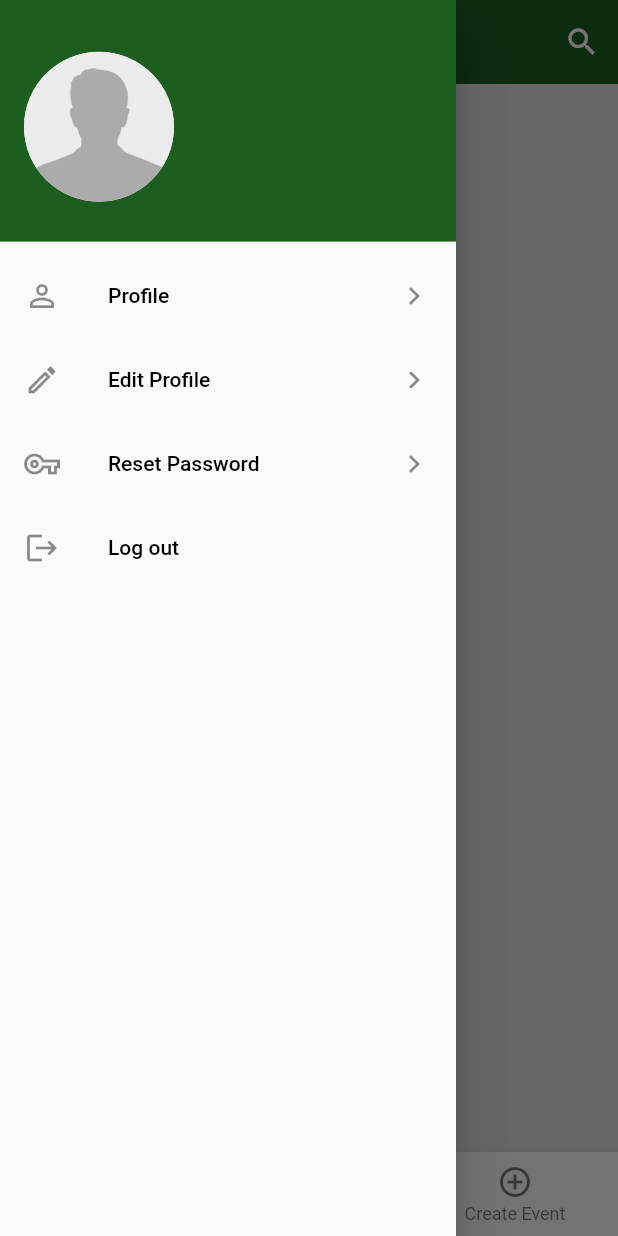
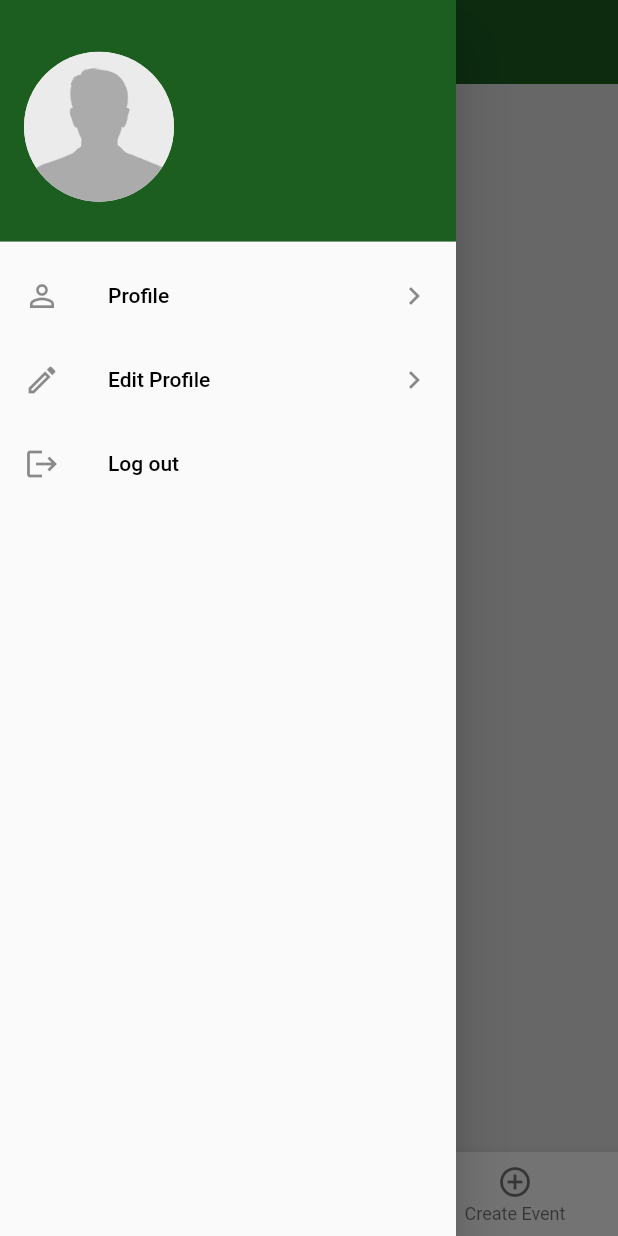
Before and after one commit to AFRIDI-2020/serve_for_society, a Flutter app: the HomePage screen opened by its route, with the side drawer open, on a phone screen of 412 x 824 dp. Run offline on Flutter 3.47's test engine with Material 2 defaults, Android fonts, the light colour scheme and no system bars; our stand-ins replace cached_network_image, cloud_firestore, expandable_text, firebase_core, firebase_storage, flutter_rating_bar and 4 more; accounts and stored records are empty.

```diff
--- a/lib/core/components/drawer.dart
+++ b/lib/core/components/drawer.dart
@@ -69,19 +69,19 @@ class CustomDrawer extends StatelessWidget {
               Icons.chevron_right,
             ),
           ),
-          ListTile(
-            onTap: () {
-              Navigator.pushNamed(context, '/confirm_password');
-            },
-            title: customText('Reset Password', Colors.black,
-                FontSize.mediumFont, FontWeight.w500),
-            leading: const Icon(
-              Icons.vpn_key_outlined,
-            ),
-            trailing: const Icon(
-              Icons.chevron_right,
-            ),
-          ),
+          // ListTile(
+          //   onTap: () {
+          //     Navigator.pushNamed(context, '/confirm_password');
+          //   },
+          //   title: customText('Reset Password', Colors.black,
+          //       FontSize.mediumFont, FontWeight.w500),
+          //   leading: const Icon(
+          //     Icons.vpn_key_outlined,
+          //   ),
+          //   trailing: const Icon(
+          //     Icons.chevron_right,
+          //   ),
+          // ),
           ListTile(
             onTap: () {
               logout(authProvider, context);
--- a/lib/core/screens/bottom_nav_bar_screens/event/event_members.dart
+++ b/lib/core/screens/bottom_nav_bar_screens/event/event_members.dart
@@ -36,7 +36,7 @@ class _EventMembersState extends State<EventMembers> {
       body: Column(
         crossAxisAlignment: CrossAxisAlignment.start,
         children: [
-          searchMemberField(context),
+          //searchMemberField(context),
           SizedBox(
             height: size.width * .03,
           ),
--- a/lib/core/screens/home_page.dart
+++ b/lib/core/screens/home_page.dart
@@ -65,9 +65,6 @@ class _HomePageState extends State<HomePage> {
             Colors.white,
             FontSize.largeFont,
             FontWeight.w500),
-        actions: [
-          IconButton(onPressed: () {}, icon: const Icon(Icons.search)),
-        ],
       ),
       drawer: const CustomDrawer(),
       bottomNavigationBar: BottomNavigationBar(
--- a/lib/core/screens/profile/profile.dart
+++ b/lib/core/screens/profile/profile.dart
@@ -50,8 +50,8 @@ class _ProfileState extends State<Profile> {
           ),
           const SizedBox(height: 20),
           buildName(),
-          const SizedBox(height: 20),
-          const NumbersWidget(),
+          // const SizedBox(height: 20),
+          // const NumbersWidget(),
           const SizedBox(height: 30),
           buildAbout(),
         ],
--- a/lib/main.dart
+++ b/lib/main.dart
@@ -6,7 +6,6 @@ import 'package:volunteer_project/core/screens/auth/confirm_password_screen.dart
 import 'package:volunteer_project/core/screens/auth/forgot_password_screen.dart';
 import 'package:volunteer_project/core/screens/auth/login_screen.dart';
 import 'package:volunteer_project/core/screens/auth/update_password_screen.dart';
-import 'package:volunteer_project/core/screens/bottom_nav_bar_screens/event/event_details.dart';
 import 'package:volunteer_project/core/screens/home_page.dart';
 import 'package:volunteer_project/core/screens/profile/edit_profile.dart';
 import 'package:volunteer_project/core/screens/profile/profile.dart';
@@ -38,7 +37,7 @@ class MyApp extends StatelessWidget {
       ],
       child: MaterialApp(
         debugShowCheckedModeBanner: false,
-        title: 'Volunteer app',
+        title: 'Serve for Society',
         theme: ThemeData(
           primarySwatch: Colors.green,
         ),
--- a/lib/utils/strings.dart
+++ b/lib/utils/strings.dart
@@ -6,7 +6,7 @@ class Strings {
   static const String mobileNumber = "Mobile number";
   static const String username = "Username";
   static const String logout = "Logout";
-  static const String appName = "Volunteer";
+  static const String appName = "Serve for Society";
   static const String nothingAddedYet = "Nothing added yet!";
   static const String about = "About";
   static const String address = "Address";
```
Also changed, not shown: lib/core/screens/bottom_nav_bar_screens/event/event_details.dart (+62 -13 lines), lib/core/screens/comments/comment_screen.dart (+9 -1 lines), 6 other files.
